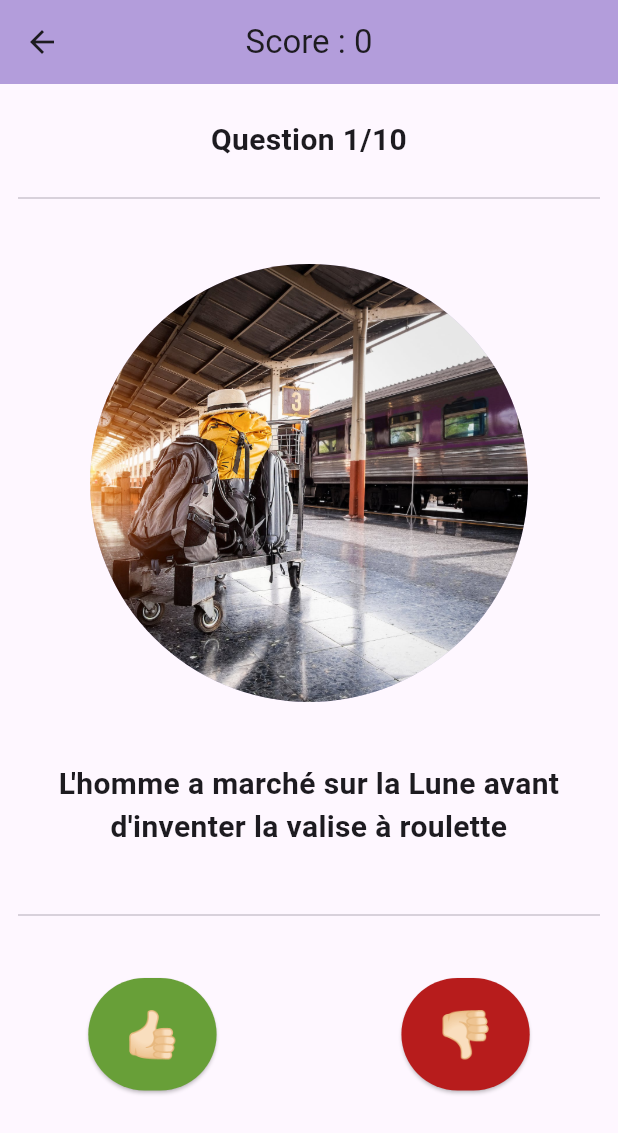
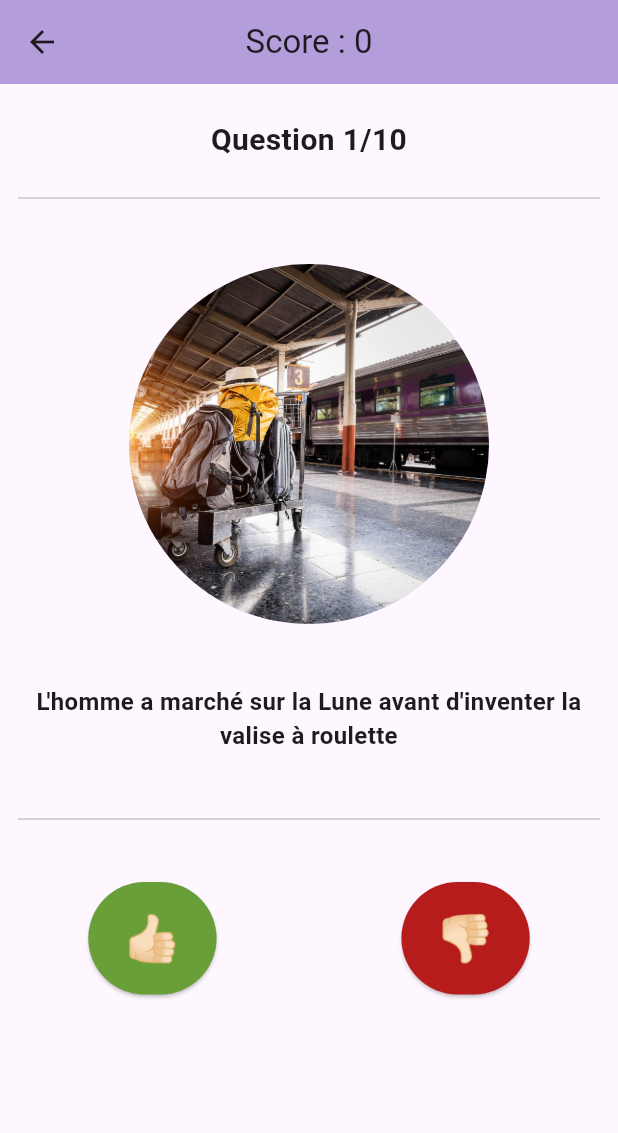
Before and after one commit to anastasiiaal/quiz-flutter-tp, a Flutter app: the QuizPage screen opened directly, on a phone screen of 412 x 824 dp. Shown: the top 1133 px of the screen. Run offline on Flutter 3.47's test engine with Material 3 defaults, Android fonts, the phone set to English and light mode, and no system bars.

Commit message:
modify styles

```diff
--- a/lib/ui/quiz_page.dart
+++ b/lib/ui/quiz_page.dart
@@ -54,13 +54,13 @@ class QuizPageState extends State<QuizPage> {
                       children: [
                         CircleAvatar(
                           backgroundColor: Colors.deepPurple[200],
-                          radius: 144,
+                          radius: 118,
                         ),
                         CircleAvatar(
                             backgroundColor: Colors.deepPurple[100],
                             foregroundImage:
                             AssetImage(currentQuestion.getImage()),
-                            radius: 146
+                            radius: 120
                         )
                       ],
                     ),
@@ -76,7 +76,7 @@ class QuizPageState extends State<QuizPage> {
                         child: Text(
                           currentQuestion.question,
                           textAlign: TextAlign.center,
-                          style: const TextStyle(fontWeight: FontWeight.bold, fontSize: 20),
+                          style: const TextStyle(fontWeight: FontWeight.bold, fontSize: 16),
                         ),
                       ),
                     ),
```
